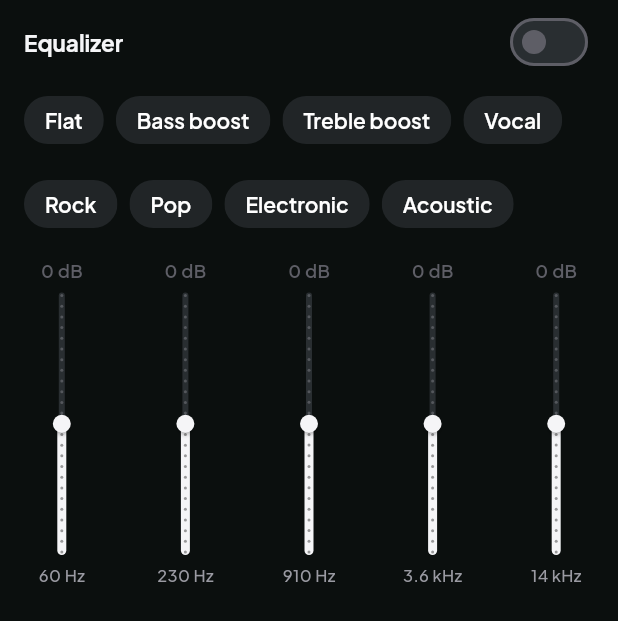
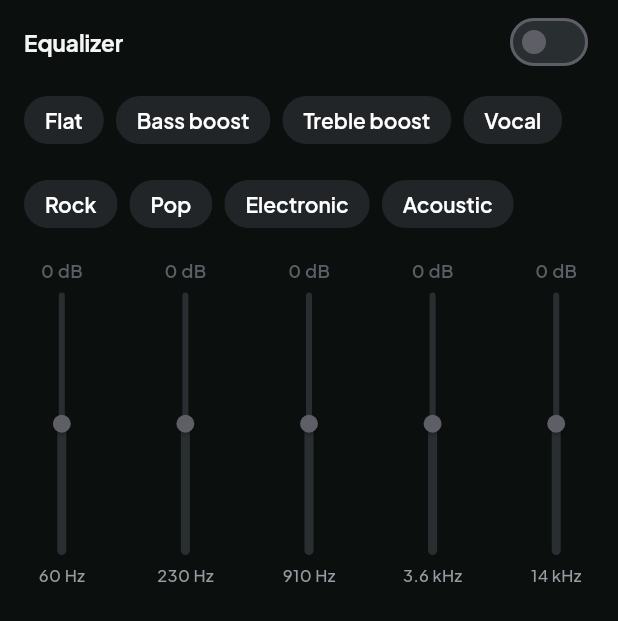
Before and after one commit to mohdaffankhan/encore, a Flutter app: the EqualizerPanel widget shown alone on an empty page, opened directly, on a phone screen of 412 x 824 dp. Shown: the top 621 px of the screen. Run offline on Flutter 3.47's test engine with Material 3 defaults, Android fonts, the phone set to English and light mode, and no system bars; our stand-ins replace audio_service, just_audio, package_info_plus, universal_platform; missing offline and left inert: just_audio_platform_interface, media_kit; network calls fail; statements that could not run were skipped.

Commit message:
Polish the equalizer sliders and theme swatches

```diff
--- a/lib/ui/widgets/equalizer_panel.dart
+++ b/lib/ui/widgets/equalizer_panel.dart
@@ -92,7 +92,7 @@ class EqualizerPanel extends StatelessWidget {
             ),
             const SizedBox(height: 12),
             SizedBox(
-              height: 220,
+              height: 236,
               child: Row(
                 children: [
                   for (final (i, hz) in Equalizer.bands.indexed)
@@ -149,6 +149,18 @@ class _Band extends StatelessWidget {
           Expanded(
             child: RotatedBox(
               quarterTurns: 3,
+              // A plain track and the thumb: a gain is up or down from 0,
+              // not filled from the bottom like a volume.
+              child: SliderTheme(
+                data: SliderTheme.of(context).copyWith(
+                  activeTrackColor: EncoreColors.surfaceHighest,
+                  inactiveTrackColor: EncoreColors.surfaceHighest,
+                  trackHeight: 4,
+                  tickMarkShape: SliderTickMarkShape.noTickMark,
+                  thumbColor: enabled
+                      ? EncoreColors.accent
+                      : EncoreColors.textTertiary,
+                ),
                 child: Slider(
                   value: gain,
                   min: -Equalizer.maxGain,
@@ -159,6 +171,7 @@ class _Band extends StatelessWidget {
                 ),
               ),
             ),
+          ),
           Text(
             label,
             style: const TextStyle(
@@ -166,6 +179,7 @@ class _Band extends StatelessWidget {
               color: EncoreColors.textSecondary,
             ),
           ),
+          const SizedBox(height: 16),
         ],
       ),
     );
```
Also changed, not shown: lib/ui/pages/settings_page.dart (+4 -3 lines). Lines whose indentation alone changed are shown as unchanged.
